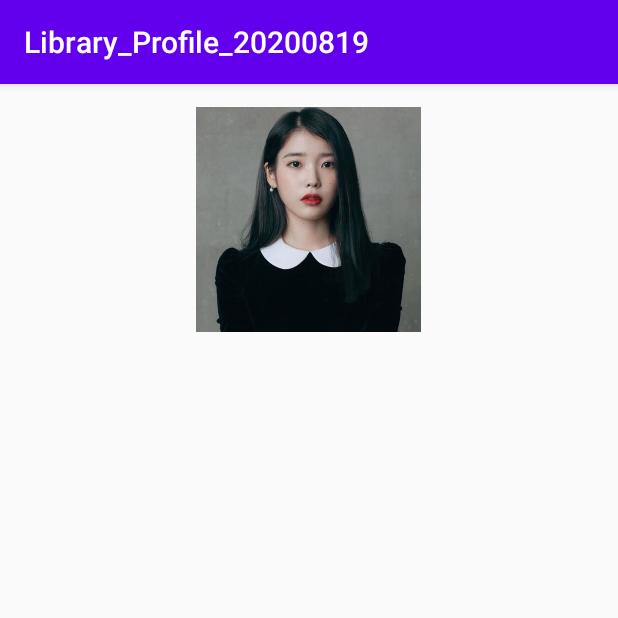
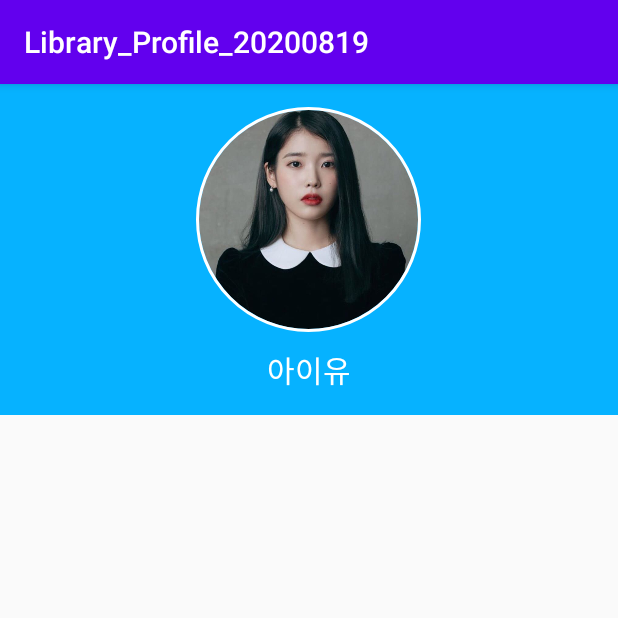
Before and after one commit to dkjang1/Library_Profile_20200819, an Android app: the screen it shows after launch (MainActivity), on a phone screen of 412 x 824 dp, the top half of it. Run offline under Robolectric (Android 15) with nearby library versions, the phone set to English and light mode, and no system bars; our stand-ins replace CircleImageView.

Commit message:
원형이미지뷰로 프사배치+희색테두리 CircleImageView 라이브러리 활용

```diff
--- a/app/build.gradle
+++ b/app/build.gradle
@@ -30,6 +30,7 @@ dependencies {
     implementation 'androidx.core:core-ktx:1.3.1'
     implementation 'androidx.appcompat:appcompat:1.2.0'
     implementation 'androidx.constraintlayout:constraintlayout:1.1.3'
+    implementation 'de.hdodenhof:circleimageview:3.1.0'
     testImplementation 'junit:junit:4.12'
     androidTestImplementation 'androidx.test.ext:junit:1.1.1'
     androidTestImplementation 'androidx.test.espresso:espresso-core:3.2.0'
--- a/app/src/main/res/layout/activity_main.xml
+++ b/app/src/main/res/layout/activity_main.xml
@@ -10,15 +10,26 @@
     <LinearLayout
         android:layout_width="match_parent"
         android:layout_height="wrap_content"
+        android:background="@color/skyblue"
         android:gravity="center"
-        android:padding="15dp"
-        android:orientation="horizontal">
+        android:orientation="vertical"
+        android:padding="15dp">
 
-        <ImageView
+        <de.hdodenhof.circleimageview.CircleImageView
             android:layout_width="150dp"
             android:layout_height="150dp"
             android:scaleType="centerCrop"
-            android:src="@drawable/iu" />
+            android:src="@drawable/iu"
+            app:civ_border_color="@color/white"
+            app:civ_border_width="2dp" />
+
+        <TextView
+            android:layout_width="wrap_content"
+            android:layout_height="wrap_content"
+            android:layout_marginTop="10dp"
+            android:text="아이유"
+            android:textColor="@color/white"
+            android:textSize="20sp" />
 
     </LinearLayout>
 
--- a/app/src/main/res/values/colors.xml
+++ b/app/src/main/res/values/colors.xml
@@ -3,4 +3,8 @@
     <color name="colorPrimary">#6200EE</color>
     <color name="colorPrimaryDark">#3700B3</color>
     <color name="colorAccent">#03DAC5</color>
+
+    <color name="skyblue">#06B2FF</color>
+    <color name="white">#FFFFFF</color>
+    <color name="black">#000000</color>
 </resources>
```
